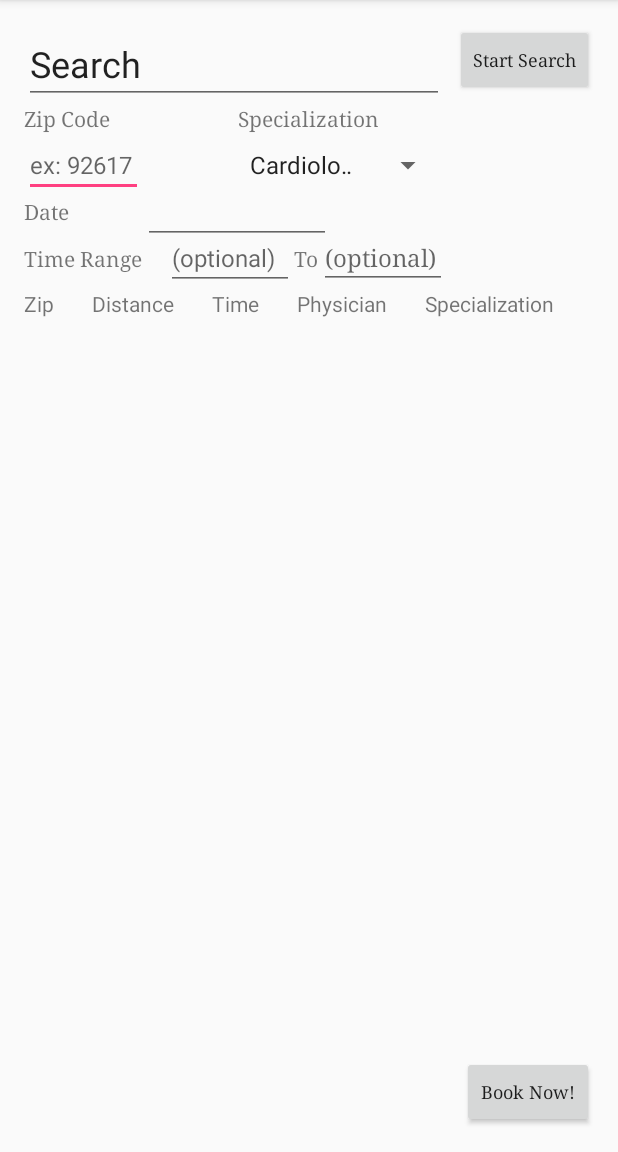
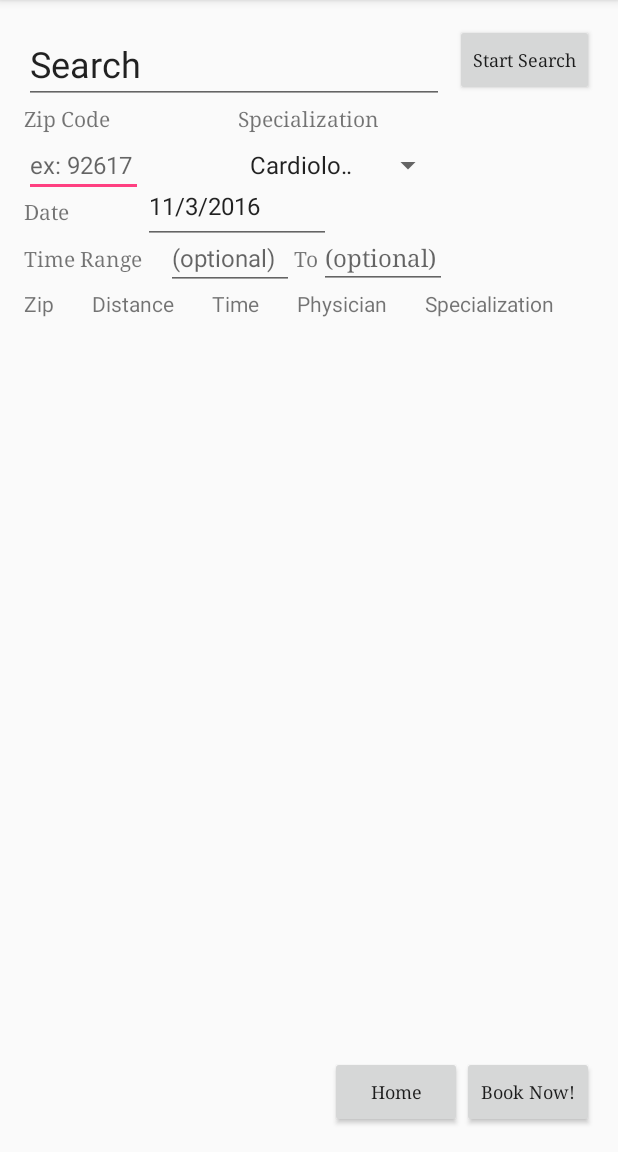
Before and after one commit to aclorta/QuickAppt, an Android app: the SearchAct screen opened directly, with no data from a screen before it, after a tap on "Start Search", on a phone screen of 412 x 824 dp, the part 84-1236 px from its top. Run offline under Robolectric (Android 15) with nearby library versions, the light colour scheme and no system bars.

Commit message:
updatedSearchAct

```diff
--- a/app/src/main/java/com/example/team6/quickappt/SearchAct.java
+++ b/app/src/main/java/com/example/team6/quickappt/SearchAct.java
@@ -32,11 +32,18 @@ public class SearchAct extends AppCompatActivity {
     private String u_ampm, u_ampm2;
     private int hour, minute, year, month, day, u_month, u_year, u_day, u_hour, u_minute, u_hour2, u_minute2;
     private ArrayList<Physician> phys;
+    private QADBHelper mDB;
 
     @Override
     protected void onCreate(Bundle savedInstanceState) {
         super.onCreate(savedInstanceState);
         setContentView(R.layout.activity_searchact);
+
+//        mDB = new QADBHelper(this);
+//        mDB.open();
+
+
+
         Spinner s = (Spinner) findViewById(R.id.spinner);
 
 //        CalendarSched cal = new CalendarSched();
@@ -51,6 +58,11 @@ public class SearchAct extends AppCompatActivity {
         time  = (EditText) findViewById(R.id.time1);
         time2 = (EditText) findViewById(R.id.time2);
 
+//        final Calendar cal = Calendar.getInstance();
+//        year = cal.get(Calendar.YEAR);
+//        month = cal.get(Calendar.MONTH);
+//        day = cal.get(Calendar.DAY_OF_WEEK);
+//        date.setText((1+month) + "/" + day + "/" + year);
 
         time.setOnClickListener(new View.OnClickListener(){
             @Override
@@ -88,12 +100,14 @@ public class SearchAct extends AppCompatActivity {
         DatePickerDialog tpd = new DatePickerDialog(this, new DatePickerDialog.OnDateSetListener() {
             @Override
             public void onDateSet(DatePicker view, int year, int month, int day){
-                // System.out.println("date year: "+year);
-                u_month=month+1;
-                u_day = day;
-                u_year = year;
-                date.setText((1+month) + "/" + day + "/" + year);
 
+                if(year != 0) { //checking if date entered
+                    // System.out.println("date year: "+year);
+                    u_month = month + 1;
+                    u_day = day;
+                    u_year = year;
+                    date.setText((1 + month) + "/" + day + "/" + year);
+                }
             }
         },year,month,day);
         tpd.show();
@@ -158,9 +172,7 @@ public class SearchAct extends AppCompatActivity {
     private myTime convertStringtoTime(String time){
         String[] hour_min = time.split(" ");
         int hour, min;
-        for(String s: hour_min){
-            System.out.println("String: "+s);
-        }
+
         if(Integer.parseInt(hour_min[0]) < 12 && hour_min[3].equals("PM")){
             hour = Integer.parseInt(hour_min[0])+12;
 
@@ -169,7 +181,6 @@ public class SearchAct extends AppCompatActivity {
             hour = Integer.parseInt(hour_min[0]);
         }
         min = Integer.parseInt(hour_min[2]);
-        System.out.println("removing: "+hour+" min "+min);
         return new myTime(hour,min);
     }
     public void bookNow(View v){
@@ -180,24 +191,7 @@ public class SearchAct extends AppCompatActivity {
 
 //        TextView tv = (TextView) selectedRow.getChildAt(3);
 //        String name = tv.getText().toString();
-//        TextView tv2 = (TextView) selectedRow.getChildAt(2);
-//        String time = tv2.getText().toString();
-//
-//        System.out.println("name: "+name);
-//        for(Physician p : phys) {
-//            if (name.equals(p.getName())){
-//                System.out.println("MADE IT!");
-//                myTime myTime = convertStringtoTime(time);
-//                p.getAppointments().removeTime(myTime);
-//            }
-//        }
 
-//        Intent intent = new Intent(this, PatientCalendar.class);
-//        TextView tv = (TextView)selectedRow.getChildAt(2) ;
-//        String physician = tv.getText().toString();
-//        //System.out.println("phys chosen: "+physician);
-//        intent.putExtra("Physician",physician);
-//        startActivity(intent);
 
     }
     public void setOnClick(final TableRow tr) {
@@ -262,6 +256,10 @@ public class SearchAct extends AppCompatActivity {
         return tr1;
     }
 
+    public void goHome(View v){
+        startActivity(new Intent(SearchAct.this, HomeScreen.class));
+    }
+
     public void findSearch(View v) {
 
         TableLayout table = (TableLayout)findViewById(R.id.table);
@@ -272,19 +270,34 @@ public class SearchAct extends AppCompatActivity {
         EditText zip = (EditText) findViewById(R.id.editText);
         String zipCode = zip.getText().toString();
 
+        final Calendar calen = Calendar.getInstance(); // set default date
+        year = calen.get(Calendar.YEAR);
+        month = calen.get(Calendar.MONTH);
+        day = calen.get(Calendar.DAY_OF_WEEK);
+        date.setText((1 + month) + "/" + day + "/" + year);
+
 
         CalendarSched cal = new CalendarSched();
         cal.initCalendar();
         cal.initTime();
-        Physician p1 = new Physician("Dr. Lee", cal, "Cardiologist", "92617", "1 mi");
-        Physician p2 = new Physician("Dr. Sayed", cal, "Gen. Physician", "92617", "1.5 mi");
-        Physician p3 = new Physician("Dr. Strange", cal, "Optometrist", "92688", "2 mi");
+        Physician p1 = new Physician("Dr. Kim", cal, "Cardiologist", "92617", "1 mi");
+        Physician p2 = new Physician("Dr. Sayed", cal, "Dentist", "92617", "1.5 mi");
+        Physician p3 = new Physician("Dr. Yee", cal, "Dermatologist", "92617", "14 mi");
+        Physician p4 = new Physician("Dr. Lorta", cal, "Gen. Physician", "92617", "15 mi");
+        Physician p5 = new Physician("Dr. Morte", cal, "Neurologist", "92615", "15 mi");
+        Physician p6 = new Physician("Dr. Lorta", cal, "Optometrist", "92615", "15 mi");
+        Physician p7 = new Physician("Dr. Ooi", cal, "Psychologit", "92615", "15 mi");
+        Physician p8 = new Physician("Dr. Mcknight", cal, "Therapist", "92615", "15 mi");
+
 
         phys.add(p1);
         phys.add(p2);
         phys.add(p3);
-
-
+        phys.add(p4);
+        phys.add(p5);
+        phys.add(p6);
+        phys.add(p7);
+        phys.add(p8);
 
 
         String specialist = findSpecialist();
@@ -356,10 +369,16 @@ public class SearchAct extends AppCompatActivity {
     }
     public void initSpecialist(Spinner s) {
         specialist.add("Cardiologist");
+        specialist.add("Dentist");
+        specialist.add("Dermatologist");
         specialist.add("Gen. Physician");
+        specialist.add("Neurologist");
         specialist.add("Optometrist");
         specialist.add("Psychologist");
-        specialist.add("Neurologist");
+        specialist.add("Therapist");
+
+
+
         specialist.add("Any");
         ArrayAdapter<String> adapter = new ArrayAdapter<String>(this, android.R.layout.simple_spinner_item, specialist);
         s.setAdapter(adapter);
--- a/app/src/main/res/layout/activity_searchact.xml
+++ b/app/src/main/res/layout/activity_searchact.xml
@@ -120,6 +120,7 @@
         android:ems="10"
         android:layout_marginStart="14dp"
         android:id="@+id/date"
+        android:hint="Today"
         android:layout_height="50dp"
         android:clickable="false"
         android:focusable="false"
@@ -193,6 +194,18 @@
         android:layout_below="@+id/textView3"
         android:layout_alignStart="@+id/date"
         android:layout_marginStart="15dp" />
+
+    <Button
+        android:text="Home"
+        android:textAllCaps="false"
+        android:layout_width="wrap_content"
+        android:layout_height="wrap_content"
+        android:layout_alignParentBottom="true"
+        android:layout_toStartOf="@+id/button4"
+        android:id="@+id/home"
+        android:fontFamily="serif"
+        android:textSize="12sp"
+        android:onClick="goHome" />
 
     <!--<EditText
         android:layout_width="wrap_content"
```
